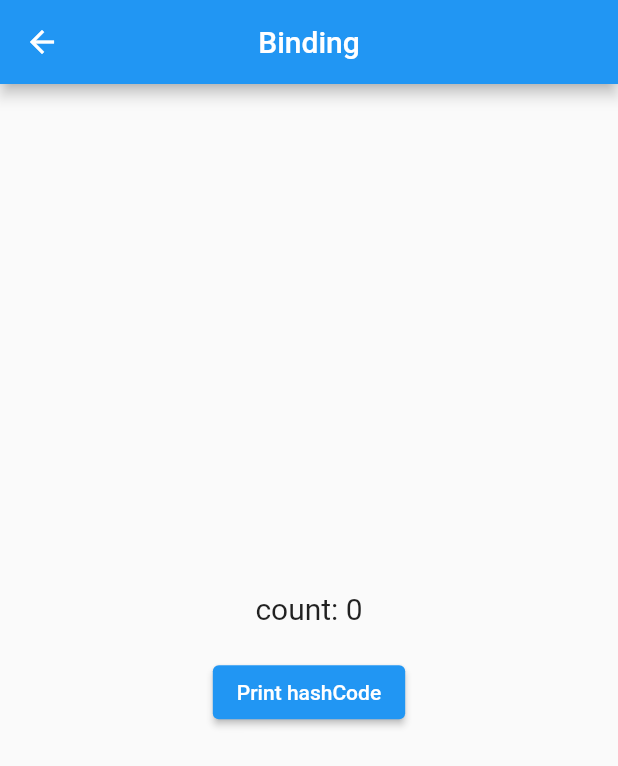
After one commit to mike-bskim/getx_test, a Flutter app: the screen it shows after launch, after a tap on "바인딩 관리", on a phone screen of 412 x 824 dp. The commit adds this screen. Shown: the top 766 px of the screen. Run offline on Flutter 3.47's test engine with Material 2 defaults, Android fonts, the phone set to English and light mode, and no system bars; our stand-ins replace get.

Commit message:
12_getx_binding

```diff
--- a/lib/main.dart
+++ b/lib/main.dart
@@ -1,8 +1,8 @@
 import 'package:flutter/material.dart';
 import 'package:get/get.dart';
+import 'package:getx_test/src/binding/binding_injection.dart';
 
-// import 'package:getx_test/src/pages/binding/binding_page.dart';
-import 'src/controller/simple_state_controller.dart';
+import 'src/controller/dependency_controller.dart';
 import 'src/home.dart';
 import 'src/pages/argument/argument_page.dart';
 import 'src/pages/binding/binding_page.dart';
@@ -43,13 +43,20 @@ class MyApp extends StatelessWidget {
             name: '/user/:uid',
             page: () => const UserInfoPage(),
             transition: Transition.fadeIn),
-        // GetPage(
-        //     name: '/binding',
-        //     page: () => const BindingPage(),
-        //     binding: BindingsBuilder(() {
-        //       Get.put(SimpleStateControllerWithGetX());
-        //     }),
-        //     transition: Transition.fadeIn),
+        GetPage(
+            name: '/binding',
+            page: () => const BindingPage(),
+            // BindingsBuilder 를 통해서 dependency injection.
+            binding: BindingsBuilder(() {
+              Get.put(DependencyController());
+            }),
+            transition: Transition.fadeIn),
+        GetPage(
+            name: '/binding',
+            page: () => const BindingPage(),
+            // 클래스를 통해서 dependency injection.
+            binding: BindingInjection(),
+            transition: Transition.fadeIn),
       ],
     );
   }
--- /dev/null
+++ b/lib/src/binding/binding_injection.dart
@@ -0,0 +1,11 @@
+import 'package:get/get.dart';
+
+import '../controller/dependency_controller.dart';
+
+class BindingInjection implements Bindings {
+  @override
+  void dependencies() {
+    // TODO: implement dependencies
+    Get.put(DependencyController());
+  }
+}
--- a/lib/src/controller/dependency_controller.dart
+++ b/lib/src/controller/dependency_controller.dart
@@ -2,6 +2,11 @@ import 'package:flutter/foundation.dart';
 import 'package:get/get.dart';
 
 class DependencyController extends GetxController {
+  static DependencyController get to => Get.find();
+  // Get.find<> 생략하는 방법
+  // Get.find<DependencyController>().increase()
+  // => DependencyController.to.increase();
+
   RxInt count=0.obs;
   void increase() {
     count++;
--- a/lib/src/controller/simple_state_controller.dart
+++ b/lib/src/controller/simple_state_controller.dart
@@ -1,4 +1,4 @@
-import 'package:flutter/cupertino.dart';
+import 'package:flutter/material.dart';
 import 'package:get/get.dart';
 
 class SimpleStateControllerWithGetX extends GetxController {
@@ -17,6 +17,11 @@ class SimpleStateControllerWithGetX extends GetxController {
     count++;
     update([id]); // 배열처리향 함.
   }
+  @override
+  void onClose() {
+    debugPrint(hashCode.toString());
+    super.onClose();
+  }
 }
 
 class SimpleStateControllerWithProvider extends ChangeNotifier {
--- a/lib/src/home.dart
+++ b/lib/src/home.dart
@@ -1,6 +1,5 @@
 import 'package:flutter/material.dart';
 import 'package:get/get.dart';
-import 'package:getx_test/src/pages/binding/binding_page.dart';
 import 'pages/argument/argument_page.dart';
 import 'pages/dependencys/dependency_manage_page.dart';
 import 'pages/normal/first.dart';
@@ -88,13 +87,13 @@ class Home extends StatelessWidget {
                 Get.to(() => const DependencyManagePage());
               },
             ),
-            // ElevatedButton(
-            //   style: elevatedButtonStyle,
-            //   child: const Text("바인딩 관리"),
-            //   onPressed: () {
-            //     Get.toNamed('/binding');
-            //   },
-            // ),
+            ElevatedButton(
+              style: elevatedButtonStyle,
+              child: const Text("바인딩 관리"),
+              onPressed: () {
+                Get.toNamed('/binding');
+              },
+            ),
           ],
         ),
       ),
--- /dev/null
+++ b/lib/src/pages/binding/binding_page.dart
@@ -0,0 +1,41 @@
+import 'package:flutter/material.dart';
+import 'package:get/get.dart';
+
+import '../../controller/dependency_controller.dart';
+
+class BindingPage extends StatelessWidget {
+  const BindingPage({Key? key}) : super(key: key);
+
+  @override
+  Widget build(BuildContext context) {
+    var textStyle = const TextStyle(fontSize: 20);
+
+    return Scaffold(
+      appBar: AppBar(
+        centerTitle: true,
+        title: const Text("Binding"),
+      ),
+      body: Center(
+        child: Column(
+          mainAxisAlignment: MainAxisAlignment.center,
+          children: [
+            Obx(() {
+              return Text('count: ${Get.find<DependencyController>().count.value}',
+                  style: textStyle);
+            }),
+            const SizedBox(height: 20),
+            ElevatedButton(
+              onPressed: () {
+                debugPrint(
+                    Get.find<DependencyController>().hashCode.toString());
+                // Get.find<DependencyController>().increase();
+                DependencyController.to.increase();
+              },
+              child: const Text('Print hashCode'),
+            ),
+          ],
+        ),
+      ),
+    );
+  }
+}
```
